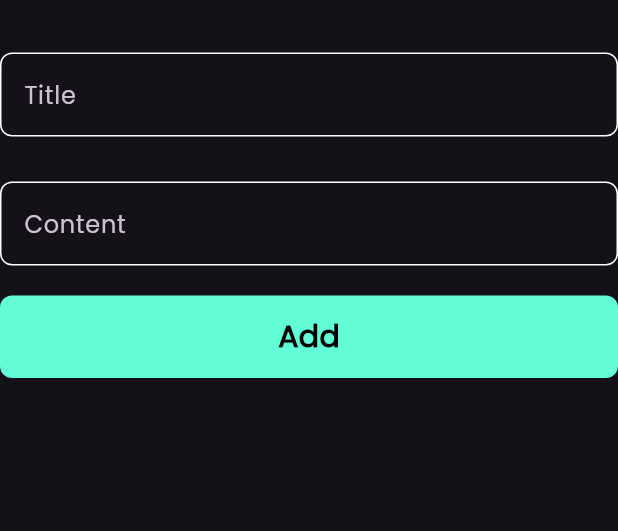
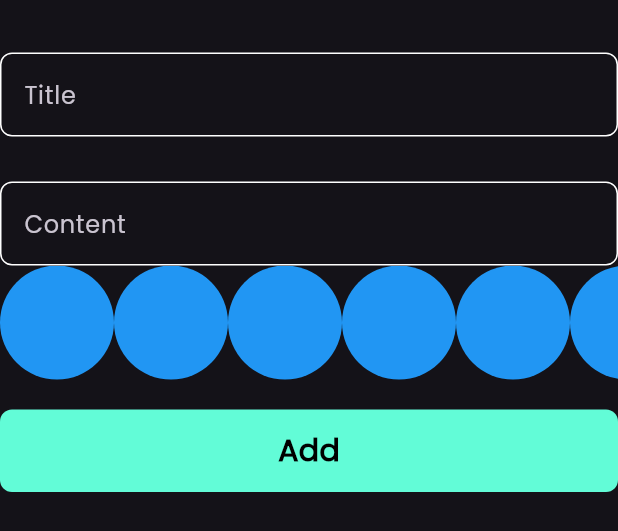
Before and after one commit to AhmedAdel8/notes_app, a Flutter app: the AddNoteForm widget shown alone on an empty page, opened directly, on a phone screen of 412 x 824 dp. Shown: the top 531 px of the screen. Run offline on Flutter 3.47's test engine with Material 3 defaults, Android fonts, the phone set to English and light mode, and no system bars; our stand-ins replace bloc, flutter_bloc, font_awesome_flutter, hive, hive_flutter; accounts and stored records are empty.

Commit message:
create colors list view part 1

```diff
--- a/lib/widgets/add_note_form.dart
+++ b/lib/widgets/add_note_form.dart
@@ -3,6 +3,7 @@ import 'package:flutter_bloc/flutter_bloc.dart';
 import 'package:intl/intl.dart';
 import 'package:notes_app/Cubits/add_note_cubit/add_note_cubit.dart';
 import 'package:notes_app/models/note_model.dart';
+import 'package:notes_app/widgets/color_list_view.dart';
 import 'package:notes_app/widgets/custom_botton.dart';
 import 'package:notes_app/widgets/custom_text_field.dart';
 
@@ -47,6 +48,7 @@ class _AddNoteFormState extends State<AddNoteForm> {
             hint: 'Content',
             maxLines: 5,
           ),
+          const ColorsListView(),
           const SizedBox(
             height: 20,
           ),
--- /dev/null
+++ b/lib/widgets/color_list_view.dart
@@ -0,0 +1,31 @@
+import 'package:flutter/material.dart';
+
+class ColorItem extends StatelessWidget {
+  const ColorItem({super.key});
+
+  @override
+  Widget build(BuildContext context) {
+    return const CircleAvatar(
+      radius: 38,
+      backgroundColor: Colors.blue,
+    );
+  }
+}
+
+class ColorsListView extends StatelessWidget {
+  const ColorsListView({super.key});
+
+  @override
+  Widget build(BuildContext context) {
+    return SizedBox(
+      height: 38 * 2,
+      child: ListView.builder(
+        itemCount: 10,
+        scrollDirection: Axis.horizontal,
+        itemBuilder: (context, index) {
+          return const ColorItem();
+        },
+      ),
+    );
+  }
+}
```
